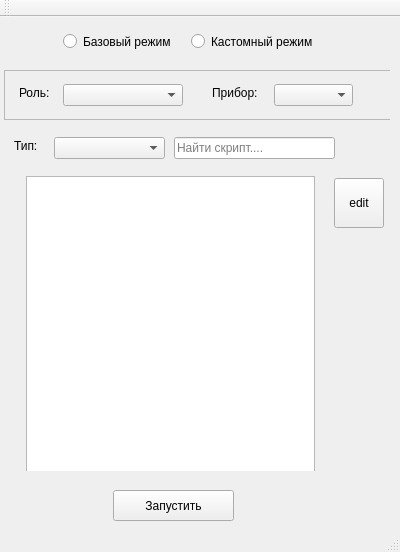
Before: the Qt Designer form GUIproto/mainwindow.ui in MicranDIIS/script_storage, drawn with Qt 5.
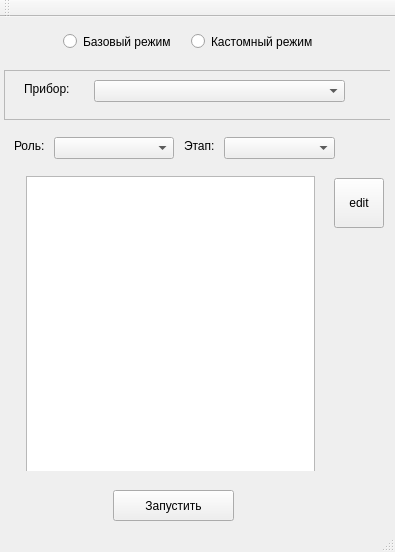
After: the same form once the commit is applied. The open tabs and pages were chosen to show the change.

```diff
--- a/GUIproto/mainwindow.ui
+++ b/GUIproto/mainwindow.ui
@@ -6,13 +6,13 @@
    <rect>
     <x>0</x>
     <y>0</y>
-    <width>400</width>
+    <width>395</width>
     <height>552</height>
    </rect>
   </property>
   <property name="minimumSize">
    <size>
-    <width>399</width>
+    <width>395</width>
     <height>552</height>
    </size>
   </property>
@@ -243,23 +243,10 @@
          <height>41</height>
         </size>
        </property>
-       <widget class="QLineEdit" name="lineEdit">
-        <property name="geometry">
-         <rect>
-          <x>170</x>
-          <y>10</y>
-          <width>161</width>
-          <height>22</height>
-         </rect>
-        </property>
-        <property name="placeholderText">
-         <string>Найти скрипт....</string>
-        </property>
-       </widget>
        <widget class="QComboBox" name="sComboBox">
         <property name="geometry">
          <rect>
-          <x>50</x>
+          <x>220</x>
           <y>10</y>
           <width>111</width>
           <height>22</height>
@@ -275,9 +262,9 @@
        <widget class="QLabel" name="sLabel">
         <property name="geometry">
          <rect>
-          <x>10</x>
+          <x>180</x>
           <y>10</y>
-          <width>55</width>
+          <width>41</width>
           <height>18</height>
          </rect>
         </property>
@@ -286,45 +273,36 @@
 &lt;html&gt;&lt;head&gt;&lt;meta name=&quot;qrichtext&quot; content=&quot;1&quot; /&gt;&lt;style type=&quot;text/css&quot;&gt;
 p, li { white-space: pre-wrap; }
 &lt;/style&gt;&lt;/head&gt;&lt;body style=&quot; font-family:'MS Shell Dlg 2'; font-size:7.5pt; font-weight:400; font-style:normal;&quot;&gt;
-&lt;p style=&quot; margin-top:0px; margin-bottom:0px; margin-left:0px; margin-right:0px; -qt-block-indent:0; text-indent:0px;&quot;&gt;&lt;span style=&quot; font-size:9pt;&quot;&gt;Тип:&lt;/span&gt;&lt;/p&gt;&lt;/body&gt;&lt;/html&gt;</string>
+&lt;p style=&quot; margin-top:0px; margin-bottom:0px; margin-left:0px; margin-right:0px; -qt-block-indent:0; text-indent:0px;&quot;&gt;&lt;span style=&quot; font-size:9pt;&quot;&gt;Этап:&lt;/span&gt;&lt;/p&gt;&lt;/body&gt;&lt;/html&gt;</string>
         </property>
        </widget>
-      </widget>
-      <widget class="QFrame" name="topFrameRandD">
+       <widget class="QComboBox" name="rComboBox">
        <property name="geometry">
         <rect>
-         <x>3</x>
-         <y>2</y>
-         <width>391</width>
-         <height>50</height>
+          <x>50</x>
+          <y>10</y>
+          <width>120</width>
+          <height>22</height>
         </rect>
        </property>
        <property name="sizePolicy">
-        <sizepolicy hsizetype="Preferred" vsizetype="Fixed">
+         <sizepolicy hsizetype="Expanding" vsizetype="Fixed">
          <horstretch>0</horstretch>
          <verstretch>0</verstretch>
         </sizepolicy>
        </property>
        <property name="minimumSize">
         <size>
-         <width>0</width>
-         <height>50</height>
-        </size>
-       </property>
-       <property name="layoutDirection">
-        <enum>Qt::LeftToRight</enum>
-       </property>
-       <property name="frameShape">
-        <enum>QFrame::StyledPanel</enum>
-       </property>
-       <property name="frameShadow">
-        <enum>QFrame::Raised</enum>
-       </property>
+          <width>120</width>
+          <height>0</height>
+         </size>
+        </property>
+       </widget>
        <widget class="QLabel" name="rLabel">
         <property name="geometry">
          <rect>
-          <x>15</x>
-          <y>14</y>
+          <x>10</x>
+          <y>10</y>
           <width>37</width>
           <height>18</height>
          </rect>
@@ -337,13 +315,14 @@
 &lt;p style=&quot; margin-top:0px; margin-bottom:0px; margin-left:0px; margin-right:0px; -qt-block-indent:0; text-indent:0px;&quot;&gt;&lt;span style=&quot; font-size:9pt;&quot;&gt;Роль:&lt;/span&gt;&lt;/p&gt;&lt;/body&gt;&lt;/html&gt;</string>
         </property>
        </widget>
-       <widget class="QComboBox" name="rComboBox">
+      </widget>
+      <widget class="QFrame" name="topFrameRandD">
         <property name="geometry">
          <rect>
-          <x>59</x>
-          <y>14</y>
-          <width>120</width>
-          <height>22</height>
+         <x>3</x>
+         <y>2</y>
+         <width>391</width>
+         <height>50</height>
          </rect>
         </property>
         <property name="sizePolicy">
@@ -354,16 +333,24 @@
         </property>
         <property name="minimumSize">
          <size>
-          <width>120</width>
-          <height>0</height>
-         </size>
-        </property>
-       </widget>
+         <width>0</width>
+         <height>50</height>
+        </size>
+       </property>
+       <property name="layoutDirection">
+        <enum>Qt::LeftToRight</enum>
+       </property>
+       <property name="frameShape">
+        <enum>QFrame::StyledPanel</enum>
+       </property>
+       <property name="frameShadow">
+        <enum>QFrame::Raised</enum>
+       </property>
        <widget class="QLabel" name="dLabel">
         <property name="geometry">
          <rect>
-          <x>208</x>
-          <y>14</y>
+          <x>20</x>
+          <y>10</y>
           <width>55</width>
           <height>18</height>
          </rect>
@@ -379,9 +366,9 @@
        <widget class="QComboBox" name="dComboBox">
         <property name="geometry">
          <rect>
-          <x>270</x>
-          <y>14</y>
-          <width>79</width>
+          <x>90</x>
+          <y>10</y>
+          <width>251</width>
           <height>22</height>
          </rect>
         </property>
@@ -607,6 +594,29 @@
          </property>
         </widget>
        </widget>
+       <widget class="QWidget" name="searchWidget_2" native="true">
+        <property name="geometry">
+         <rect>
+          <x>0</x>
+          <y>0</y>
+          <width>391</width>
+          <height>31</height>
+         </rect>
+        </property>
+        <widget class="QLineEdit" name="lineEdit">
+         <property name="geometry">
+          <rect>
+           <x>20</x>
+           <y>0</y>
+           <width>161</width>
+           <height>20</height>
+          </rect>
+         </property>
+         <property name="placeholderText">
+          <string>Найти скрипт....</string>
+         </property>
+        </widget>
+       </widget>
       </widget>
       <widget class="QWidget" name="bottomWidgetCustom" native="true">
        <property name="geometry">
```
Left out of the diff: 14 changed lines with no effect on the pictures. Lines whose indentation alone changed are shown as unchanged.
